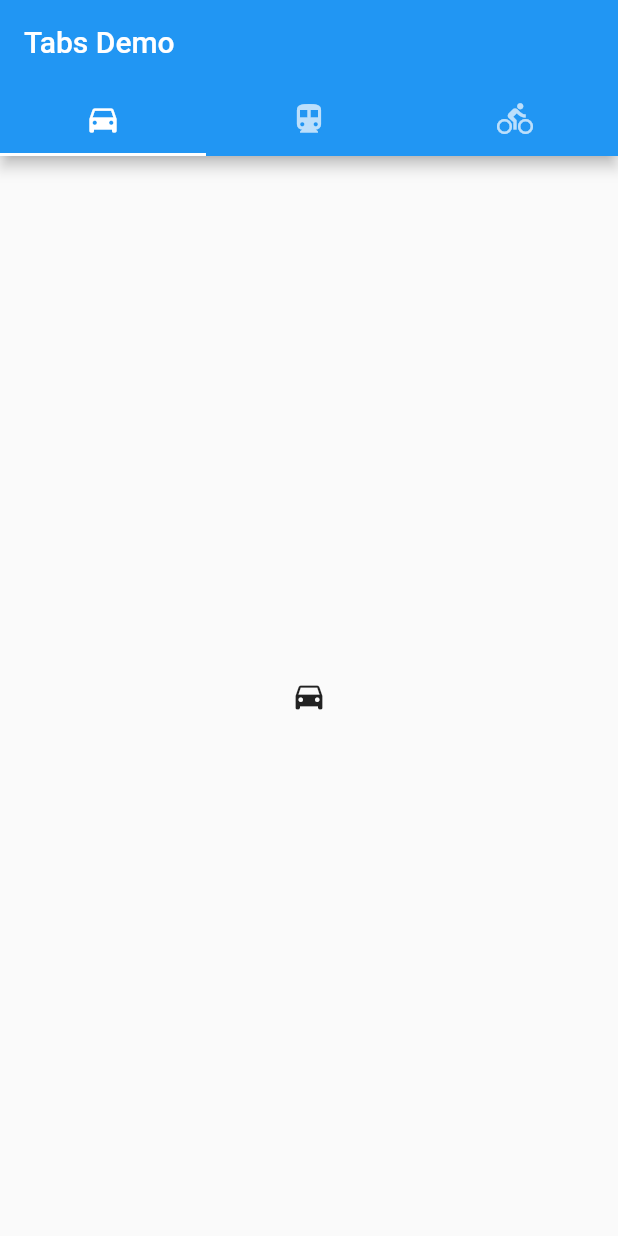
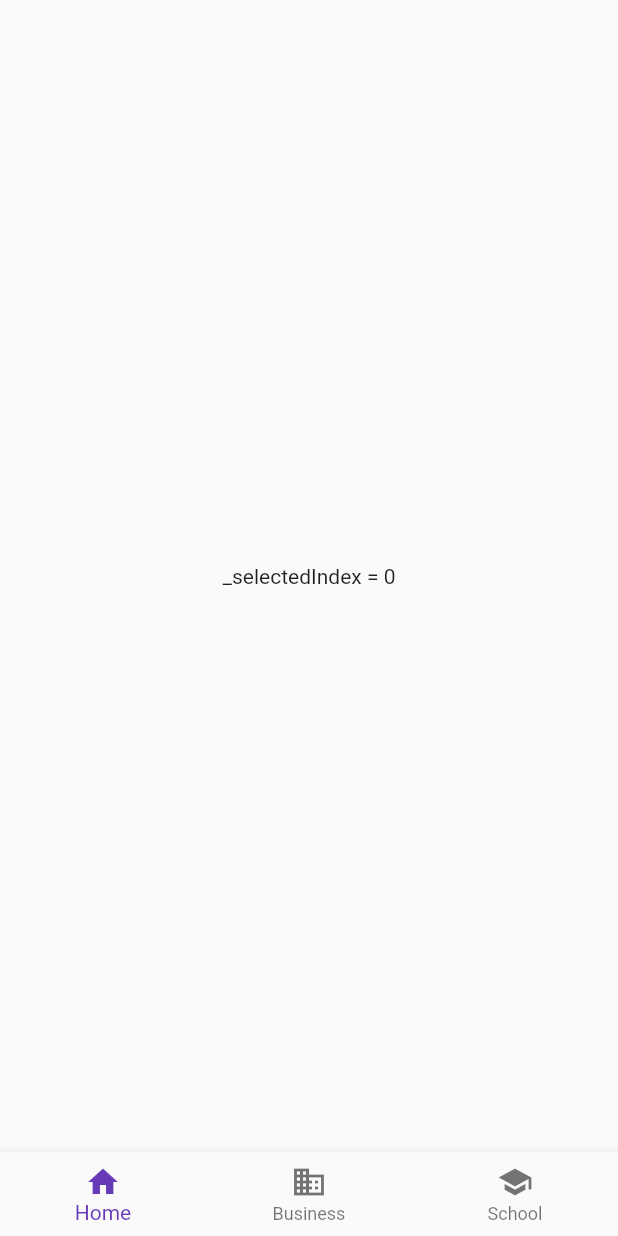
Before and after one commit to JooOwl/Flutter_My_Study, a Flutter app: the screen it shows after launch, after a tap on "탭바 페이지", on a phone screen of 412 x 824 dp. Run offline on Flutter 3.47's test engine with Material 2 defaults, Android fonts, the phone set to English and light mode, and no system bars.

Commit message:
하단 탭바 수정.

```diff
--- a/samplecode/lib/TapPage.dart
+++ b/samplecode/lib/TapPage.dart
@@ -1,45 +1,35 @@
+
 import 'package:flutter/material.dart';
 
-class TapPageTop extends StatelessWidget {
+class TabPageMain extends StatefulWidget {
+  @override
+  _TabPageState createState() => _TabPageState();
+}
+
+class _TabPageState extends State<TabPageMain> {
+  int _selectedIndex = 0;
+
   @override
   Widget build(BuildContext context) {
-    return Align(
-      alignment: Alignment.topLeft, // 정렬을 어떻게 할껀지 정하는거.
-      child: SafeArea( // safearea 설정.
-        //left: true,
-        //top: false,
-        //right: true,
-        //bottom: true,
-        child: TapPageView(), // safearea 안에 들어가는 내용.
-      ),
-    );
-  }
-}
-
-
-class TapPageView extends StatelessWidget {
-  @override
-  Widget build(BuildContext context) {
-    return MaterialApp(
-      home: DefaultTabController(
-        length: 3,
+    return new Container(
+      color: Colors.white,
+      child: SafeArea(
+        bottom: false,
         child: Scaffold(
-          appBar: AppBar(
-            bottom: TabBar(
-              tabs: [
-                Tab(icon: Icon(Icons.directions_car)),
-                Tab(icon: Icon(Icons.directions_transit)),
-                Tab(icon: Icon(Icons.directions_bike)),
-              ],
-            ),
-            title: Text('Tabs Demo'),
+          body: Center(
+            child: Text('_selectedIndex = $_selectedIndex'),
           ),
-          body: TabBarView(
-            children: [
-              Icon(Icons.directions_car),
-              Icon(Icons.directions_transit),
-              Icon(Icons.directions_bike),
+          bottomNavigationBar: BottomNavigationBar(
+            items: <BottomNavigationBarItem>[
+              BottomNavigationBarItem(icon: Icon(Icons.home), title: Text('Home')),
+              BottomNavigationBarItem(icon: Icon(Icons.business), title: Text('Business')),
+              BottomNavigationBarItem(icon: Icon(Icons.school), title: Text('School')),
             ],
+            currentIndex: _selectedIndex,
+            fixedColor: Colors.deepPurple,
+            onTap: (int index) {
+              setState(() { _selectedIndex = index; });
+            },
           ),
         ),
       ),
--- a/samplecode/lib/main.dart
+++ b/samplecode/lib/main.dart
@@ -149,7 +149,7 @@ class _MainRootViewPageWidget extends State<MainRootViewPage> {
               title: Text('탭바 페이지'),
               onTap: () {
                 Navigator.of(context)
-                    .push(MaterialPageRoute(builder: (_) => TapPageTop()));
+                    .push(MaterialPageRoute(builder: (_) => TabPageMain()));
               },
             ),
           ],
```
